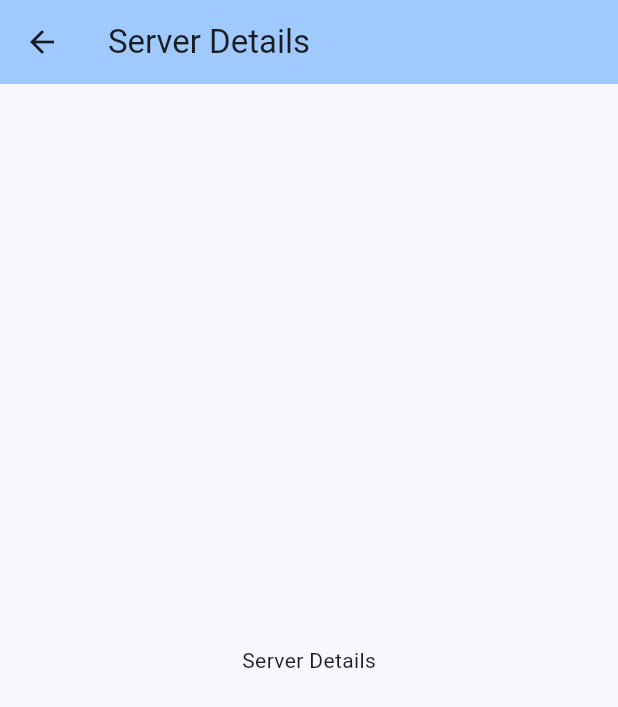
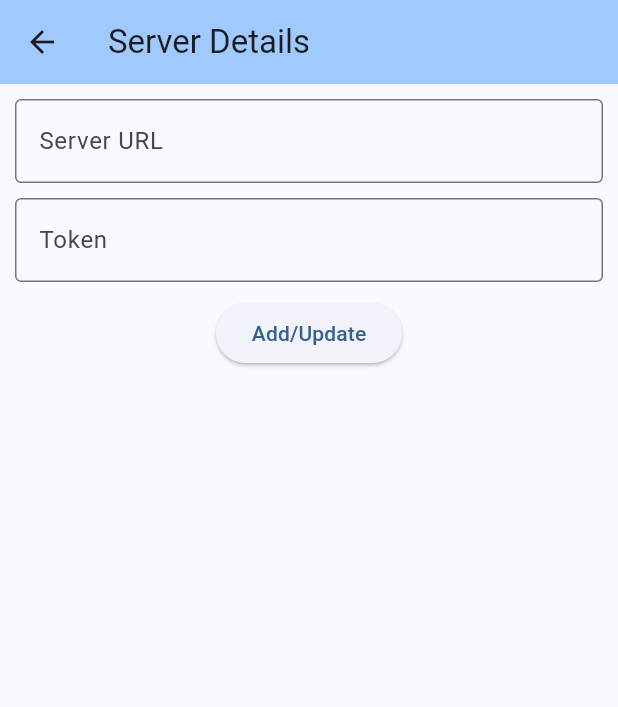
Before and after one commit to Aadityajoshi151/baserowdroid, a Flutter app: the Serverdetails screen opened directly, on a phone screen of 412 x 824 dp. Shown: the top 707 px of the screen. Run offline on Flutter 3.47's test engine with Material 3 defaults, Android fonts, the phone set to English and light mode, and no system bars.

Commit message:
chore: adds form fields to server details page

```diff
--- a/lib/screens/ServerDetails.dart
+++ b/lib/screens/ServerDetails.dart
@@ -12,11 +12,40 @@ class _ServerdetailsState extends State<Serverdetails> {
   @override
   Widget build(BuildContext context) {
     return Scaffold(
-      appBar: AppBar(
-        title: Text(widget.title),
-        backgroundColor: Theme.of(context).colorScheme.inversePrimary,
-      ),
-      body: const Center(child: Text('Server Details')),
-    );
+        appBar: AppBar(
+          title: Text(widget.title),
+          backgroundColor: Theme.of(context).colorScheme.inversePrimary,
+        ),
+        body: Padding(
+          padding: const EdgeInsets.all(10),
+          child: Column(
+            children: [
+              TextFormField(
+                  decoration: const InputDecoration(
+                border: OutlineInputBorder(),
+                labelText: 'Server URL',
+              )),
+              SizedBox(
+                height: 10,
+              ),
+              TextFormField(
+                obscureText: true,
+                decoration: const InputDecoration(
+                  border: OutlineInputBorder(),
+                  labelText: 'Token',
+                ),
+              ),
+              SizedBox(
+                height: 10,
+              ),
+              ElevatedButton(
+                onPressed: () {
+                  debugPrint('Add/Update pressed');
+                },
+                child: Text('Add/Update'),
+              )
+            ],
+          ),
+        ));
   }
 }
```
